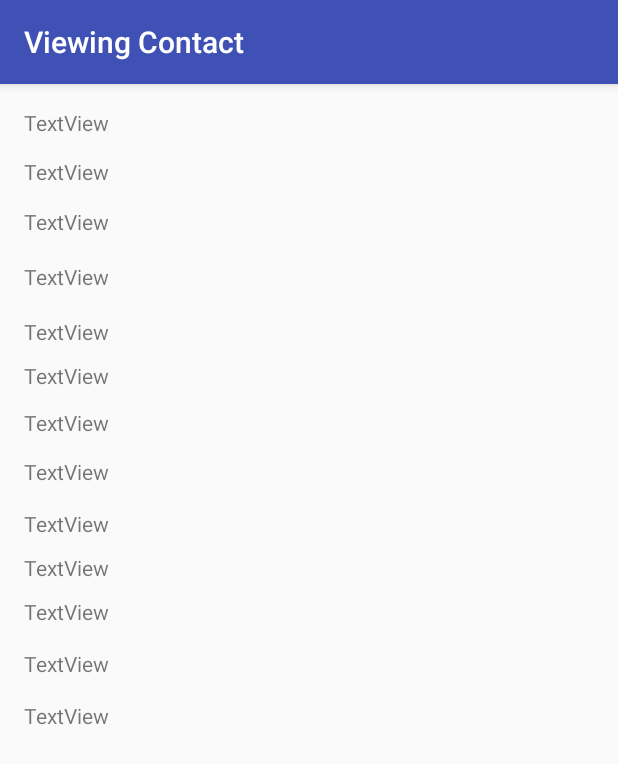
After one commit to tgriff34/Android, an Android app: the ViewActivity screen opened directly, with no data from a screen before it, on a phone screen of 412 x 824 dp. The commit adds this screen. Shown: the top 764 px of the screen. Run offline under Robolectric (Android 15) with nearby library versions, the phone set to English and light mode, and no system bars.

Commit message:
added view contact

```diff
--- a/app/src/main/AndroidManifest.xml
+++ b/app/src/main/AndroidManifest.xml
@@ -18,12 +18,13 @@
         </activity>
         <activity
             android:name=".NewActivity"
-            android:label="@string/new_activity_label">
-        </activity>
-
+            android:label="@string/new_activity_label"></activity>
         <activity
             android:name=".DisplayActivity"
-            android:label="@string/display_contact_label">
+            android:label="@string/display_contact_label"></activity>
+        <activity
+            android:name=".ViewActivity"
+            android:label="@string/view_contact_label">
         </activity>
     </application>
 
--- a/app/src/main/java/com/example/tristan/android_projects/DisplayActivity.java
+++ b/app/src/main/java/com/example/tristan/android_projects/DisplayActivity.java
@@ -16,7 +16,7 @@ import java.util.ArrayList;
 public class DisplayActivity extends AppCompatActivity {
 
     private static final String CONTACT_LIST_KEY = "CONTACT_LIST";
-    private static final String VIEW_CONTACT_KEY = "VIEW_CONTACT";
+    public static final String VIEW_CONTACT_KEY = "VIEW_CONTACT";
 
     private static ArrayList<Contact> Contacts = new ArrayList<>();
     ContactAdapter adapter;
@@ -59,11 +59,11 @@ public class DisplayActivity extends AppCompatActivity {
             listView.setOnItemClickListener(new AdapterView.OnItemClickListener() {
                 @Override
                 public void onItemClick(AdapterView<?> adapterView, View view, int i, long l) {
-                    Object o = listView.getItemAtPosition(i);
-                    String string = o.toString();
-
-                    Log.d("demo", string);
-
+                    Contact contact = Contacts.get(i);
+                    Log.d("demo", contact.toString());
+                    Intent intent = new Intent(DisplayActivity.this, ViewActivity.class);
+                    intent.putExtra(VIEW_CONTACT_KEY, contact);
+                    startActivity(intent);
                 }
             });
         }
--- a/app/src/main/java/com/example/tristan/android_projects/NewActivity.java
+++ b/app/src/main/java/com/example/tristan/android_projects/NewActivity.java
@@ -13,7 +13,7 @@ public class NewActivity extends AppCompatActivity {
 
     public static String NEW_CONTACT_KEY = "CONTACT";
 
-    EditText editTextFirst, editTextLast, editTextCompany, editTextPhone, editTextURL,
+    private EditText editTextFirst, editTextLast, editTextCompany, editTextPhone, editTextURL,
             editTextEmail, editTextAddress, editTextBirthday, editTextNickname, editTextFacebook,
             editTextTwitter, editTextSkype, editTextYoutube;
 
--- /dev/null
+++ b/app/src/main/java/com/example/tristan/android_projects/ViewActivity.java
@@ -0,0 +1,49 @@
+package com.example.tristan.android_projects;
+
+import android.support.v7.app.AppCompatActivity;
+import android.os.Bundle;
+import android.widget.TextView;
+
+public class ViewActivity extends AppCompatActivity {
+
+    TextView firstNameView, lastNameView, companyView, phoneView, emailView, urlView, addressView,
+        birthdayView, nicknameView, facebookView, twitterView, skypeView, youtubeView;
+
+    @Override
+    protected void onCreate(Bundle savedInstanceState) {
+        super.onCreate(savedInstanceState);
+        setContentView(R.layout.activity_view);
+
+        firstNameView = findViewById(R.id.firstNameView);
+        lastNameView = findViewById(R.id.lastNameView);
+        companyView = findViewById(R.id.companyView);
+        phoneView = findViewById(R.id.phoneView);
+        emailView = findViewById(R.id.emailView);
+        urlView = findViewById(R.id.urlView);
+        addressView = findViewById(R.id.addressView);
+        birthdayView = findViewById(R.id.birthdayView);
+        nicknameView = findViewById(R.id.nicknameView);
+        facebookView = findViewById(R.id.facebookView);
+        twitterView = findViewById(R.id.twitterView);
+        skypeView = findViewById(R.id.skypeView);
+        youtubeView = findViewById(R.id.youtubeView);
+
+        if (getIntent().getExtras() != null && getIntent() != null) {
+           Contact contact = getIntent().getExtras().getParcelable(DisplayActivity.VIEW_CONTACT_KEY);
+
+           firstNameView.setText(getString(R.string.textView_firstName) + contact.user_firstName);
+           lastNameView.setText(getString(R.string.textView_lastName) + contact.user_lastName);
+           companyView.setText(getString(R.string.textView_company) + contact.user_company);
+           phoneView.setText(getString(R.string.textView_phone) + contact.user_phone);
+           emailView.setText(getString(R.string.textView_email) + contact.user_email);
+           urlView.setText(getString(R.string.textView_url) + contact.user_url);
+           addressView.setText(getString(R.string.textView_address) + contact.user_address);
+           //ADD IN BIRTHDAY
+           nicknameView.setText(getString(R.string.textView_nickname) + contact.user_nickname);
+           facebookView.setText(getString(R.string.textView_facebook) + contact.user_facebook);
+           twitterView.setText(getString(R.string.textView_twitter) + contact.user_twitter);
+           skypeView.setText(getString(R.string.textView_skype) + contact.user_skype);
+           youtubeView.setText(getString(R.string.textView_youtube) + contact.user_youtube);
+        }
+    }
+}
--- /dev/null
+++ b/app/src/main/res/layout/activity_view.xml
@@ -0,0 +1,138 @@
+<?xml version="1.0" encoding="utf-8"?>
+<android.support.constraint.ConstraintLayout xmlns:android="http://schemas.android.com/apk/res/android"
+    xmlns:app="http://schemas.android.com/apk/res-auto"
+    xmlns:tools="http://schemas.android.com/tools"
+    android:layout_width="match_parent"
+    android:layout_height="match_parent"
+    tools:context="com.example.tristan.android_projects.ViewActivity">
+
+    <TextView
+        android:id="@+id/firstNameView"
+        android:layout_width="wrap_content"
+        android:layout_height="wrap_content"
+        android:layout_marginStart="16dp"
+        android:layout_marginTop="16dp"
+        android:text="TextView"
+        app:layout_constraintStart_toStartOf="parent"
+        app:layout_constraintTop_toTopOf="parent" />
+
+    <TextView
+        android:id="@+id/lastNameView"
+        android:layout_width="wrap_content"
+        android:layout_height="wrap_content"
+        android:layout_marginStart="16dp"
+        android:layout_marginTop="13dp"
+        android:text="TextView"
+        app:layout_constraintStart_toStartOf="parent"
+        app:layout_constraintTop_toBottomOf="@+id/firstNameView" />
+
+    <TextView
+        android:id="@+id/companyView"
+        android:layout_width="wrap_content"
+        android:layout_height="wrap_content"
+        android:layout_marginStart="16dp"
+        android:layout_marginTop="14dp"
+        android:text="TextView"
+        app:layout_constraintStart_toStartOf="parent"
+        app:layout_constraintTop_toBottomOf="@+id/lastNameView" />
+
+    <TextView
+        android:id="@+id/phoneView"
+        android:layout_width="wrap_content"
+        android:layout_height="wrap_content"
+        android:layout_marginStart="16dp"
+        android:layout_marginTop="17dp"
+        android:text="TextView"
+        app:layout_constraintStart_toStartOf="parent"
+        app:layout_constraintTop_toBottomOf="@+id/companyView" />
+
+    <TextView
+        android:id="@+id/emailView"
+        android:layout_width="wrap_content"
+        android:layout_height="wrap_content"
+        android:layout_marginStart="16dp"
+        android:layout_marginTop="17dp"
+        android:text="TextView"
+        app:layout_constraintStart_toStartOf="parent"
+        app:layout_constraintTop_toBottomOf="@+id/phoneView" />
+
+    <TextView
+        android:id="@+id/urlView"
+        android:layout_width="wrap_content"
+        android:layout_height="wrap_content"
+        android:layout_marginStart="16dp"
+        android:layout_marginTop="10dp"
+        android:text="TextView"
+        app:layout_constraintStart_toStartOf="parent"
+        app:layout_constraintTop_toBottomOf="@+id/emailView" />
+
+    <TextView
+        android:id="@+id/addressView"
+        android:layout_width="wrap_content"
+        android:layout_height="wrap_content"
+        android:layout_marginStart="16dp"
+        android:layout_marginTop="12dp"
+        android:text="TextView"
+        app:layout_constraintStart_toStartOf="parent"
+        app:layout_constraintTop_toBottomOf="@+id/urlView" />
+
+    <TextView
+        android:id="@+id/birthdayView"
+        android:layout_width="wrap_content"
+        android:layout_height="wrap_content"
+        android:layout_marginStart="16dp"
+        android:layout_marginTop="13dp"
+        android:text="TextView"
+        app:layout_constraintStart_toStartOf="parent"
+        app:layout_constraintTop_toBottomOf="@+id/addressView" />
+
+    <TextView
+        android:id="@+id/nicknameView"
+        android:layout_width="wrap_content"
+        android:layout_height="wrap_content"
+        android:layout_marginStart="16dp"
+        android:layout_marginTop="15dp"
+        android:text="TextView"
+        app:layout_constraintStart_toStartOf="parent"
+        app:layout_constraintTop_toBottomOf="@+id/birthdayView" />
+
+    <TextView
+        android:id="@+id/facebookView"
+        android:layout_width="wrap_content"
+        android:layout_height="wrap_content"
+        android:layout_marginStart="16dp"
+        android:layout_marginTop="15dp"
+        android:text="TextView"
+        app:layout_constraintStart_toStartOf="parent"
+        app:layout_constraintTop_toBottomOf="@+id/twitterView" />
+
+    <TextView
+        android:id="@+id/twitterView"
+        android:layout_width="wrap_content"
+        android:layout_height="wrap_content"
+        android:layout_marginStart="16dp"
+        android:layout_marginTop="10dp"
+        android:text="TextView"
+        app:layout_constraintStart_toStartOf="parent"
+        app:layout_constraintTop_toBottomOf="@+id/youtubeView" />
+
+    <TextView
+        android:id="@+id/skypeView"
+        android:layout_width="wrap_content"
+        android:layout_height="wrap_content"
+        android:layout_marginStart="16dp"
+        android:layout_marginTop="15dp"
+        android:text="TextView"
+        app:layout_constraintStart_toStartOf="parent"
+        app:layout_constraintTop_toBottomOf="@+id/facebookView" />
+
+    <TextView
+        android:id="@+id/youtubeView"
+        android:layout_width="wrap_content"
+        android:layout_height="wrap_content"
+        android:layout_marginStart="16dp"
+        android:layout_marginTop="10dp"
+        android:text="TextView"
+        app:layout_constraintStart_toStartOf="parent"
+        app:layout_constraintTop_toBottomOf="@+id/nicknameView" />
+</android.support.constraint.ConstraintLayout>
--- a/app/src/main/res/values/strings.xml
+++ b/app/src/main/res/values/strings.xml
@@ -3,6 +3,7 @@
     <string name="app_name">Contacts</string>
     <string name="new_activity_label">New Contact</string>
     <string name="display_contact_label">Contact List</string>
+    <string name="view_contact_label">Viewing Contact</string>
 
 
     <!-- Main Activity Strings -->
@@ -29,4 +30,18 @@
     <string name="editText_youtube">Youtube</string>
 
     <string name="button_save">Save</string>
+
+    <string name="textView_firstName">First Name: \</string>
+    <string name="textView_lastName">Last Name: \</string>
+    <string name="textView_company">Company: \</string>
+    <string name="textView_phone">Phone: \</string>
+    <string name="textView_email">Email: \</string>
+    <string name="textView_url">URL: \</string>
+    <string name="textView_address">Address: \</string>
+    <string name="textView_birthday">Birthday: \</string>
+    <string name="textView_nickname">Nickname: \</string>
+    <string name="textView_facebook">Facebook: \</string>
+    <string name="textView_twitter">Twitter: \</string>
+    <string name="textView_skype">Skype: \</string>
+    <string name="textView_youtube">Youtube: \</string>
 </resources>
```
